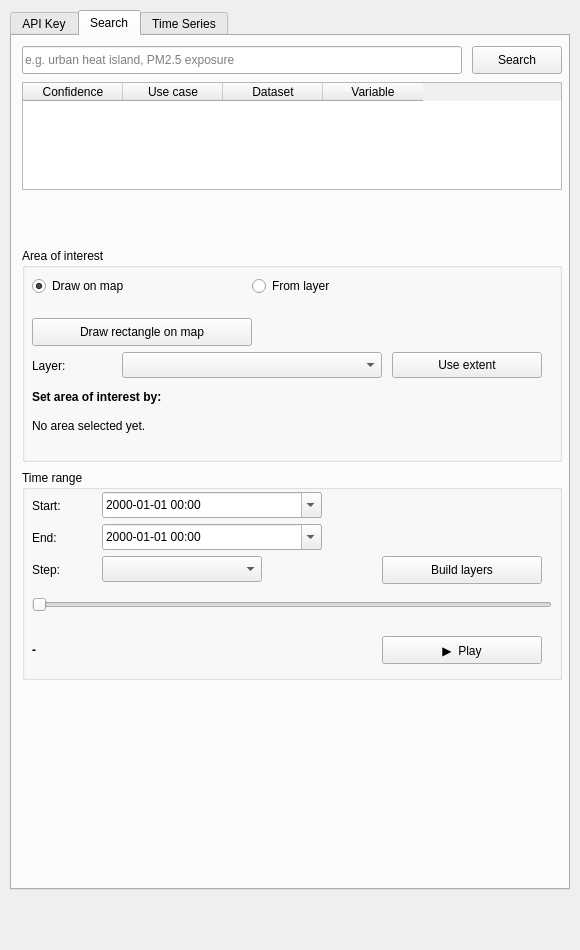
The window that geobridge_plugin_dialog_base.ui (ECMWFCode4Earth/geobridge-qgis) describes before a commit, drawn with Qt 5.
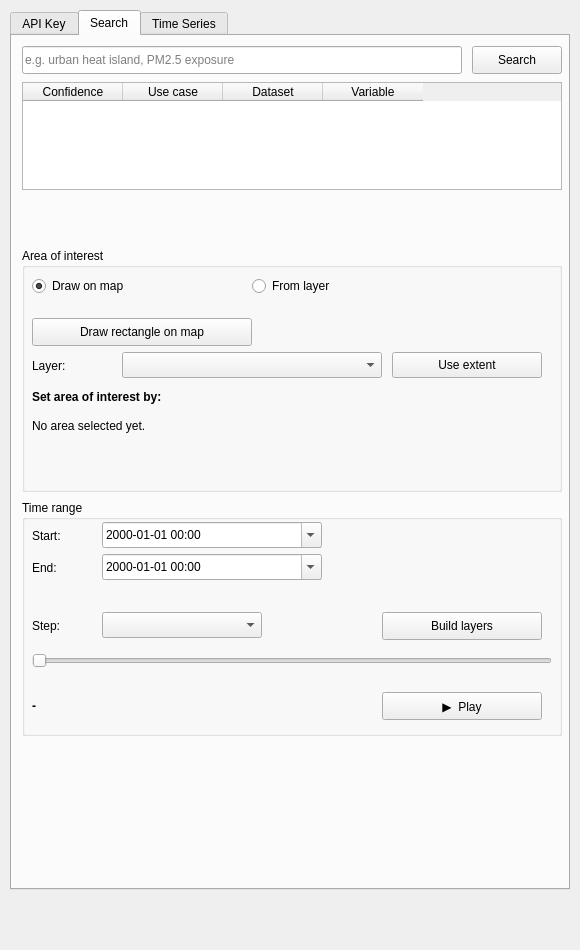
The same window after the commit. The open tabs and pages were chosen to show the change.

Commit message: 0.1.17: fix stuck AOI draw tool/hidden dialog, add data-coverage warnings for Build layers

Patch:
```diff
--- a/geobridge_plugin_dialog_base.ui
+++ b/geobridge_plugin_dialog_base.ui
@@ -151,7 +151,7 @@
     <!-- ── Area of interest ── -->
     <widget class="QGroupBox" name="groupBox_aoi">
      <property name="geometry">
-      <rect><x>10</x><y>212</y><width>540</width><height>214</height></rect>
+      <rect><x>10</x><y>212</y><width>540</width><height>244</height></rect>
      </property>
      <property name="title"><string>Area of interest</string></property>
 
@@ -212,7 +212,7 @@
 
      <widget class="QLabel" name="lbl_aoi_warning">
       <property name="geometry">
-       <rect><x>10</x><y>194</y><width>520</width><height>14</height></rect>
+       <rect><x>10</x><y>194</y><width>520</width><height>40</height></rect>
       </property>
       <property name="text"><string></string></property>
       <property name="wordWrap"><bool>true</bool></property>
@@ -224,7 +224,7 @@
 
     <widget class="QGroupBox" name="groupBox_time_range">
      <property name="geometry">
-      <rect><x>10</x><y>434</y><width>540</width><height>210</height></rect>
+      <rect><x>10</x><y>464</y><width>540</width><height>236</height></rect>
      </property>
      <property name="title"><string>Time range</string></property>
      <property name="visible"><bool>false</bool></property>
@@ -257,28 +257,36 @@
       <property name="displayFormat"><string>yyyy-MM-dd HH:mm</string></property>
      </widget>
 
+     <widget class="QLabel" name="lbl_time_extent">
+      <property name="geometry">
+       <rect><x>10</x><y>88</y><width>520</width><height>18</height></rect>
+      </property>
+      <property name="text"><string></string></property>
+      <property name="styleSheet"><string>color: #666;</string></property>
+     </widget>
+
      <widget class="QLabel" name="lbl_step">
       <property name="geometry">
-       <rect><x>10</x><y>88</y><width>60</width><height>24</height></rect>
+       <rect><x>10</x><y>114</y><width>60</width><height>24</height></rect>
       </property>
       <property name="text"><string>Step:</string></property>
      </widget>
      <widget class="QComboBox" name="cmb_step">
       <property name="geometry">
-       <rect><x>80</x><y>86</y><width>160</width><height>26</height></rect>
+       <rect><x>80</x><y>112</y><width>160</width><height>26</height></rect>
       </property>
      </widget>
 
      <widget class="QPushButton" name="btn_build_layers">
       <property name="geometry">
-       <rect><x>360</x><y>86</y><width>160</width><height>28</height></rect>
+       <rect><x>360</x><y>112</y><width>160</width><height>28</height></rect>
       </property>
       <property name="text"><string>Build layers</string></property>
      </widget>
 
      <widget class="QSlider" name="slider_time">
       <property name="geometry">
-       <rect><x>10</x><y>124</y><width>520</width><height>22</height></rect>
+       <rect><x>10</x><y>150</y><width>520</width><height>22</height></rect>
       </property>
       <property name="orientation"><enum>Qt::Horizontal</enum></property>
       <property name="minimum"><number>0</number></property>
@@ -289,7 +297,7 @@
 
      <widget class="QLabel" name="lbl_current_time">
       <property name="geometry">
-       <rect><x>10</x><y>168</y><width>340</width><height>24</height></rect>
+       <rect><x>10</x><y>194</y><width>340</width><height>24</height></rect>
       </property>
       <property name="text"><string>-</string></property>
       <property name="font"><font><bold>true</bold></font></property>
@@ -297,7 +305,7 @@
 
      <widget class="QPushButton" name="btn_play">
       <property name="geometry">
-       <rect><x>360</x><y>166</y><width>160</width><height>28</height></rect>
+       <rect><x>360</x><y>192</y><width>160</width><height>28</height></rect>
       </property>
       <property name="text"><string>▶  Play</string></property>
      </widget>
```
The commit also changes 6 other files.
